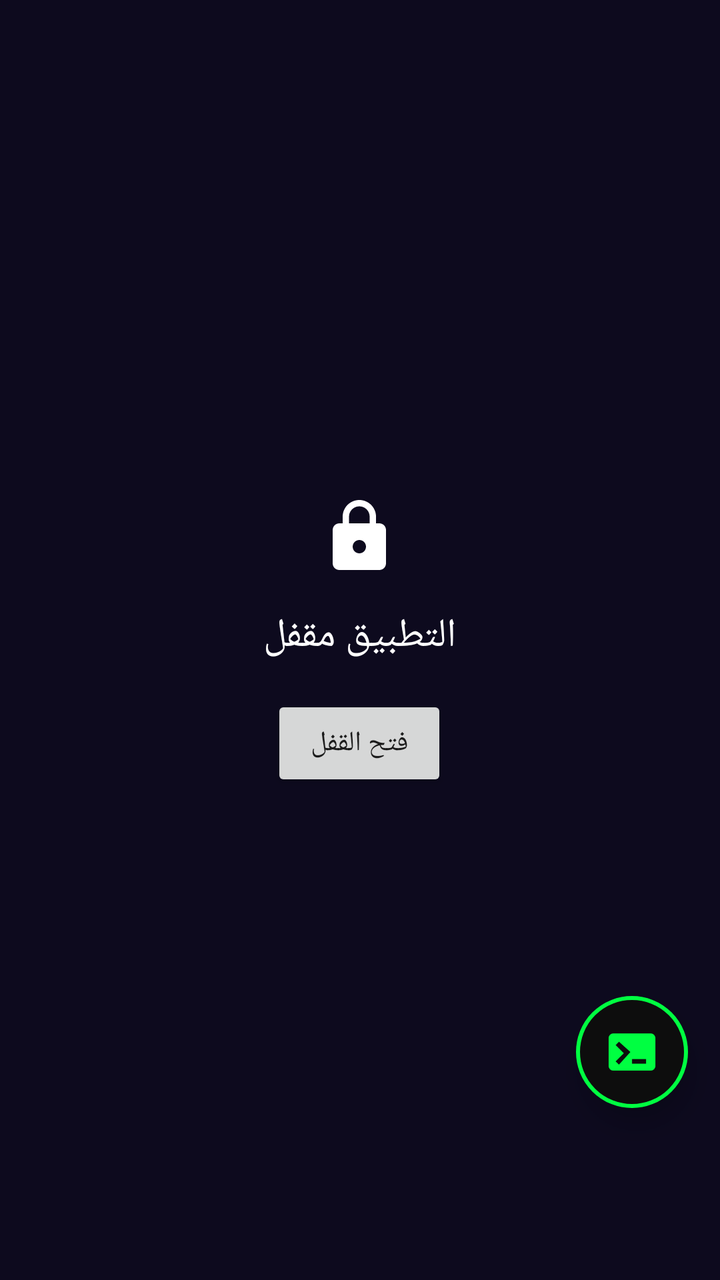
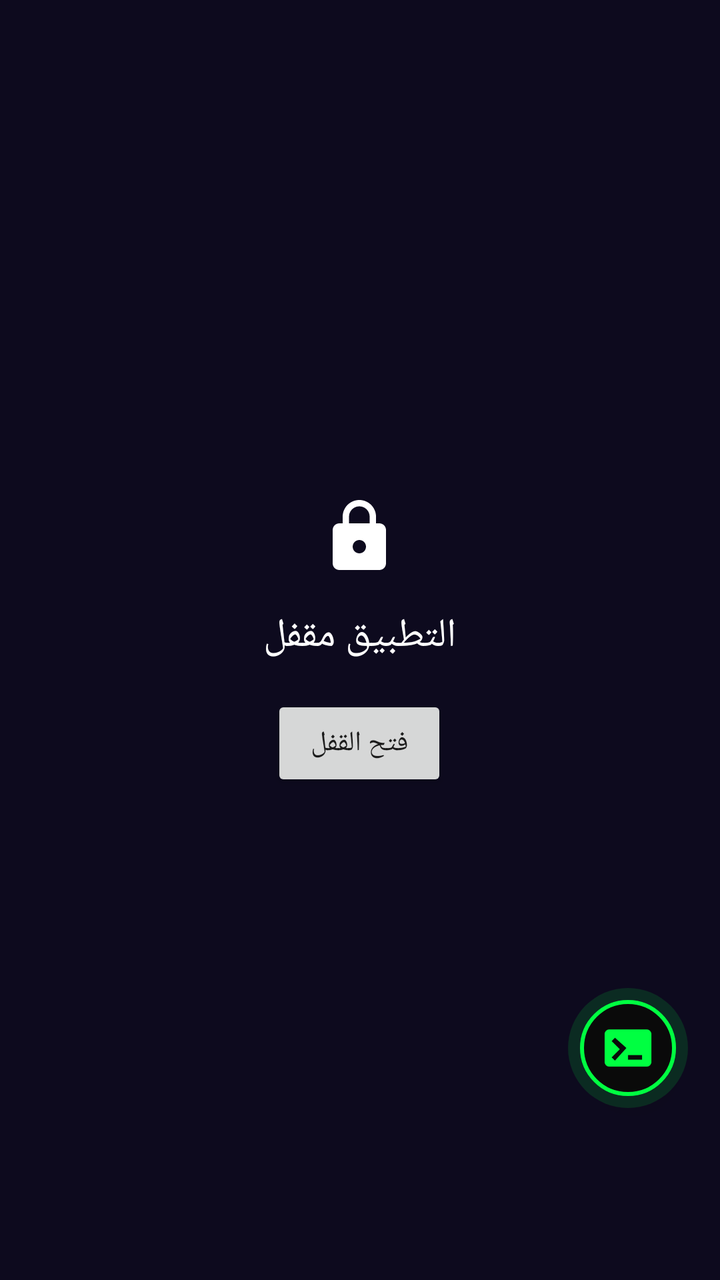

Compare the two renders of this Android layout. The source of the first and the diff that turns it into the second are given below.
<!-- AndroidManifest.xml: application theme Theme.AppCompat.Light.NoActionBar -->
<!-- res/layout/activity_main.xml -->
<?xml version="1.0" encoding="utf-8"?>
<FrameLayout xmlns:android="http://schemas.android.com/apk/res/android"
    android:layout_width="match_parent"
    android:layout_height="match_parent">

    <FrameLayout
        android:id="@+id/homeScreen"
        android:layout_width="match_parent"
        android:layout_height="match_parent"
        android:background="@drawable/bg_gradient">

        <LinearLayout
            android:layout_width="match_parent"
            android:layout_height="match_parent"
            android:orientation="vertical"
            android:paddingTop="48dp"
            android:paddingBottom="70dp">

            <LinearLayout
                android:layout_width="match_parent"
                android:layout_height="wrap_content"
                android:layout_marginHorizontal="20dp"
                android:layout_marginBottom="24dp"
                android:background="@drawable/bg_search_bar"
                android:orientation="horizontal"
                android:gravity="center_vertical"
                android:paddingHorizontal="16dp"
                android:paddingVertical="12dp">

                <TextView
                    android:layout_width="wrap_content"
                    android:layout_height="wrap_content"
                    android:text="🔍"
                    android:textSize="18sp"
                    android:layout_marginEnd="8dp" />

                <EditText
                    android:id="@+id/homeSearchBar"
                    android:layout_width="0dp"
                    android:layout_height="wrap_content"
                    android:layout_weight="1"
                    android:background="@null"
                    android:hint="ابحث أو اكتب رابط"
                    android:textColor="#FFFFFF"
                    android:textColorHint="#AAAAAA"
                    android:imeOptions="actionGo"
                    android:inputType="textUri"
                    android:singleLine="true" />
            </LinearLayout>

            <ScrollView
                android:layout_width="match_parent"
                android:layout_height="0dp"
                android:layout_weight="1">

                <GridLayout
                    android:id="@+id/gridShortcuts"
                    android:layout_width="match_parent"
                    android:layout_height="wrap_content"
                    android:columnCount="4"
                    android:padding="12dp" />
            </ScrollView>

        </LinearLayout>
    </FrameLayout>

    <FrameLayout
        android:id="@+id/browserContainer"
        android:layout_width="match_parent"
        android:layout_height="match_parent"
        android:visibility="gone">

        <LinearLayout
            android:layout_width="match_parent"
            android:layout_height="match_parent"
            android:orientation="vertical">

            <LinearLayout
                android:layout_width="match_parent"
                android:layout_height="wrap_content"
                android:orientation="horizontal"
                android:background="#1A1030"
                android:padding="8dp"
                android:gravity="center_vertical">

                <TextView
                    android:id="@+id/urlDisplay"
                    android:layout_width="0dp"
                    android:layout_height="wrap_content"
                    android:layout_weight="1"
                    android:textColor="#FFFFFF"
                    android:singleLine="true"
                    android:ellipsize="middle"
                    android:text="" />

                <ImageButton
                    android:id="@+id/menuButtonTop"
                    android:layout_width="40dp"
                    android:layout_height="40dp"
                    android:background="@null"
                    android:padding="8dp"
                    android:scaleType="fitCenter"
                    android:src="@drawable/ic_menu"
                    android:contentDescription="قائمة" />
            </LinearLayout>

            <ProgressBar
                android:id="@+id/progressBar"
                style="?android:attr/progressBarStyleHorizontal"
                android:layout_width="match_parent"
                android:layout_height="4dp"
                android:max="100"
                android:visibility="gone" />

            <androidx.swiperefreshlayout.widget.SwipeRefreshLayout
                android:id="@+id/swipeRefresh"
                android:layout_width="match_parent"
                android:layout_height="0dp"
                android:layout_weight="1">

                <FrameLayout
                    android:id="@+id/webViewContainer"
                    android:layout_width="match_parent"
                    android:layout_height="match_parent" />
            </androidx.swiperefreshlayout.widget.SwipeRefreshLayout>
        </LinearLayout>
    </FrameLayout>

    <LinearLayout
        android:id="@+id/bottomBar"
        android:layout_width="match_parent"
        android:layout_height="wrap_content"
        android:layout_gravity="bottom"
        android:orientation="horizontal"
        android:background="@drawable/bg_bottom_bar"
        android:paddingVertical="10dp"
        android:gravity="center">

        <ImageButton
            android:id="@+id/backButton"
            android:layout_width="0dp"
            android:layout_height="48dp"
            android:layout_weight="1"
            android:background="@null"
            android:padding="12dp"
            android:scaleType="fitCenter"
            android:src="@drawable/ic_back"
            android:contentDescription="رجوع" />

        <ImageButton
            android:id="@+id/homeButton"
            android:layout_width="0dp"
            android:layout_height="48dp"
            android:layout_weight="1"
            android:background="@null"
            android:padding="12dp"
            android:scaleType="fitCenter"
            android:src="@drawable/ic_home"
            android:contentDescription="الرئيسية" />

        <ImageButton
            android:id="@+id/menuButton"
            android:layout_width="0dp"
            android:layout_height="48dp"
            android:layout_weight="1"
            android:background="@null"
            android:padding="12dp"
            android:scaleType="fitCenter"
            android:src="@drawable/ic_menu"
            android:contentDescription="القائمة" />

        <ImageButton
            android:id="@+id/downloadsButton"
            android:layout_width="0dp"
            android:layout_height="48dp"
            android:layout_weight="1"
            android:background="@null"
            android:padding="12dp"
            android:scaleType="fitCenter"
            android:src="@drawable/ic_download"
            android:contentDescription="التحميلات" />

        <Button
            android:id="@+id/tabsButton"
            android:layout_width="0dp"
            android:layout_height="wrap_content"
            android:layout_weight="1"
            android:background="@null"
            android:textColor="#FFFFFF"
            android:text="1" />
    </LinearLayout>

    <ImageButton
        android:id="@+id/cyberFab"
        android:layout_width="56dp"
        android:layout_height="56dp"
        android:layout_gravity="bottom|end"
        android:layout_marginEnd="16dp"
        android:layout_marginBottom="86dp"
        android:background="@drawable/bg_fab_cyber"
        android:padding="14dp"
        android:scaleType="fitCenter"
        android:src="@drawable/ic_terminal"
        android:contentDescription="الوضع السيبراني"
        android:elevation="8dp" />

    <FrameLayout
        android:id="@+id/fullscreenContainer"
        android:layout_width="match_parent"
        android:layout_height="match_parent"
        android:background="#000000"
        android:visibility="gone" />

    <FrameLayout
        android:id="@+id/lockOverlay"
        android:layout_width="match_parent"
        android:layout_height="match_parent"
        android:background="#0D0A1E"
        android:visibility="visible">

        <LinearLayout
            android:layout_width="wrap_content"
            android:layout_height="wrap_content"
            android:layout_gravity="center"
            android:orientation="vertical"
            android:gravity="center">

            <ImageButton
                android:id="@+id/lockIcon"
                android:layout_width="48dp"
                android:layout_height="48dp"
                android:background="@null"
                android:padding="4dp"
                android:scaleType="fitCenter"
                android:src="@drawable/ic_lock"
                android:contentDescription="مقفل"
                android:layout_marginBottom="12dp"
                android:clickable="false"
                android:focusable="false" />

            <TextView
                android:layout_width="wrap_content"
                android:layout_height="wrap_content"
                android:text="التطبيق مقفل"
                android:textColor="#FFFFFF"
                android:textSize="20sp"
                android:layout_marginBottom="16dp" />

            <Button
                android:id="@+id/unlockButton"
                android:layout_width="wrap_content"
                android:layout_height="wrap_content"
                android:text="فتح القفل" />
        </LinearLayout>
    </FrameLayout>

    <FrameLayout
        android:id="@+id/cyberContainer"
        android:layout_width="match_parent"
        android:layout_height="match_parent"
        android:background="#000000"
        android:visibility="gone">

        <LinearLayout
            android:layout_width="match_parent"
            android:layout_height="match_parent"
            android:orientation="vertical">

            <LinearLayout
                android:layout_width="match_parent"
                android:layout_height="wrap_content"
                android:orientation="horizontal"
                android:padding="12dp"
                android:gravity="center_vertical">

                <TextView
                    android:layout_width="0dp"
                    android:layout_height="wrap_content"
                    android:layout_weight="1"
                    android:text="🖥️ الوضع السيبراني"
                    android:textColor="#00FF41"
                    android:textSize="18sp"
                    android:textStyle="bold" />

                <ImageButton
                    android:id="@+id/cyberCloseButton"
                    android:layout_width="36dp"
                    android:layout_height="36dp"
                    android:background="@null"
                    android:padding="6dp"
                    android:scaleType="fitCenter"
                    android:src="@drawable/ic_close"
                    android:contentDescription="إغلاق" />
            </LinearLayout>

            <FrameLayout
                android:id="@+id/cyberEditorArea"
                android:layout_width="match_parent"
                android:layout_height="0dp"
                android:layout_weight="1"
                android:padding="16dp">

                <TextView
                    android:layout_width="match_parent"
                    android:layout_height="match_parent"
                    android:text="// منطقة المحرر — قريبًا"
                    android:textColor="#33FF41"
                    android:textSize="14sp"
                    android:fontFamily="monospace" />
            </FrameLayout>

            <LinearLayout
                android:layout_width="match_parent"
                android:layout_height="wrap_content"
                android:orientation="horizontal"
                android:padding="10dp"
                android:gravity="center">

                <Button
                    android:id="@+id/cyberFilesButton"
                    android:layout_width="0dp"
                    android:layout_height="wrap_content"
                    android:layout_weight="1"
                    android:layout_margin="4dp"
                    android:background="@drawable/bg_cyber_button"
                    android:textColor="#00FF41"
                    android:textSize="11sp"
                    android:text="📁 ملفات" />

                <Button
                    android:id="@+id/cyberTerminalButton"
                    android:layout_width="0dp"
                    android:layout_height="wrap_content"
                    android:layout_weight="1"
                    android:layout_margin="4dp"
                    android:background="@drawable/bg_cyber_button"
                    android:textColor="#00FF41"
                    android:textSize="11sp"
                    android:text="⌨ ترمينال" />

                <Button
                    android:id="@+id/cyberPackagesButton"
                    android:layout_width="0dp"
                    android:layout_height="wrap_content"
                    android:layout_weight="1"
                    android:layout_margin="4dp"
                    android:background="@drawable/bg_cyber_button"
                    android:textColor="#00FF41"
                    android:textSize="11sp"
                    android:text="📦 مكتبات" />

                <Button
                    android:id="@+id/cyberSnippetsButton"
                    android:layout_width="0dp"
                    android:layout_height="wrap_content"
                    android:layout_weight="1"
                    android:layout_margin="4dp"
                    android:background="@drawable/bg_cyber_button"
                    android:textColor="#00FF41"
                    android:textSize="11sp"
                    android:text="📚 أكواد" />
            </LinearLayout>
        </LinearLayout>

        <FrameLayout
            android:id="@+id/cyberPanel"
            android:layout_width="match_parent"
            android:layout_height="match_parent"
            android:layout_marginTop="70dp"
            android:layout_marginBottom="70dp"
            android:layout_marginHorizontal="12dp"
            android:background="@drawable/bg_cyber_panel"
            android:visibility="gone">

            <LinearLayout
                android:layout_width="match_parent"
                android:layout_height="match_parent"
                android:orientation="vertical"
                android:padding="16dp">

                <TextView
                    android:id="@+id/cyberPanelTitle"
                    android:layout_width="match_parent"
                    android:layout_height="wrap_content"
                    android:text=""
                    android:textColor="#00FF41"
                    android:textSize="16sp"
                    android:textStyle="bold"
                    android:layout_marginBottom="12dp" />

                <TextView
                    android:id="@+id/cyberPanelContent"
                    android:layout_width="match_parent"
                    android:layout_height="0dp"
                    android:layout_weight="1"
                    android:text="قريبًا..."
                    android:textColor="#66FF41"
                    android:textSize="13sp" />
            </LinearLayout>
        </FrameLayout>

    </FrameLayout>

</FrameLayout>
<!-- resources referenced by this layout -->
<resources>
  <!-- drawable bg_cyber_button (drawable) -->
  <?xml version="1.0" encoding="utf-8"?>
  <shape xmlns:android="http://schemas.android.com/apk/res/android">
      <solid android:color="#1A1A1A" />
      <stroke android:width="1dp" android:color="#00FF41" />
      <corners android:radius="8dp" />
  </shape>
  <!-- drawable bg_cyber_panel (drawable) -->
  <?xml version="1.0" encoding="utf-8"?>
  <shape xmlns:android="http://schemas.android.com/apk/res/android">
      <solid android:color="#0D0D0D" />
      <stroke android:width="1dp" android:color="#00FF41" />
      <corners android:radius="12dp" />
  </shape>
  <!-- drawable bg_fab_cyber (drawable) -->
  <?xml version="1.0" encoding="utf-8"?>
  <shape xmlns:android="http://schemas.android.com/apk/res/android"
      android:shape="oval">
      <solid android:color="#0D0D0D" />
      <stroke android:width="2dp" android:color="#00FF41" />
  </shape>
  <!-- drawable ic_close (drawable) -->
  <vector xmlns:android="http://schemas.android.com/apk/res/android"
      android:width="24dp" android:height="24dp"
      android:viewportWidth="24" android:viewportHeight="24">
      <path android:fillColor="#00FF41"
          android:pathData="M19,6.41L17.59,5 12,10.59 6.41,5 5,6.41 10.59,12 5,17.59 6.41,19 12,13.41 17.59,19 19,17.59 13.41,12z"/>
  </vector>
  <!-- unchanged entries left out for length: 9 -->
</resources>

<!-- the commit's change to res/layout/activity_main.xml (unified diff, before → after) -->
@@ -192,17 +192,17 @@
 
     <ImageButton
         android:id="@+id/cyberFab"
-        android:layout_width="56dp"
-        android:layout_height="56dp"
+        android:layout_width="60dp"
+        android:layout_height="60dp"
         android:layout_gravity="bottom|end"
         android:layout_marginEnd="16dp"
         android:layout_marginBottom="86dp"
-        android:background="@drawable/bg_fab_cyber"
-        android:padding="14dp"
+        android:background="@drawable/bg_fab_glow"
+        android:padding="16dp"
         android:scaleType="fitCenter"
         android:src="@drawable/ic_terminal"
         android:contentDescription="الوضع السيبراني"
-        android:elevation="8dp" />
+        android:elevation="10dp" />
 
     <FrameLayout
         android:id="@+id/fullscreenContainer"
@@ -258,7 +258,7 @@
         android:id="@+id/cyberContainer"
         android:layout_width="match_parent"
         android:layout_height="match_parent"
-        android:background="#000000"
+        android:background="@drawable/bg_cyber_container"
         android:visibility="gone">
 
         <LinearLayout
@@ -270,95 +270,144 @@
                 android:layout_width="match_parent"
                 android:layout_height="wrap_content"
                 android:orientation="horizontal"
-                android:padding="12dp"
+                android:paddingHorizontal="16dp"
+                android:paddingTop="20dp"
+                android:paddingBottom="14dp"
                 android:gravity="center_vertical">
 
-                <TextView
-                    android:layout_width="0dp"
-                    android:layout_height="wrap_content"
-                    android:layout_weight="1"
-                    android:text="🖥️ الوضع السيبراني"
-                    android:textColor="#00FF41"
-                    android:textSize="18sp"
-                    android:textStyle="bold" />
+                <LinearLayout
+                    android:layout_width="0dp"
+                    android:layout_height="wrap_content"
+                    android:layout_weight="1"
+                    android:orientation="horizontal"
+                    android:background="@drawable/bg_cyber_header_badge"
+                    android:paddingHorizontal="14dp"
+                    android:paddingVertical="8dp"
+                    android:gravity="center_vertical">
+
+                    <ImageButton
+                        android:layout_width="20dp"
+                        android:layout_height="20dp"
+                        android:background="@null"
+                        android:padding="0dp"
+                        android:scaleType="fitCenter"
+                        android:src="@drawable/ic_terminal"
+                        android:contentDescription=""
+                        android:clickable="false"
+                        android:focusable="false"
+                        android:layout_marginEnd="8dp" />
+
+                    <TextView
+                        android:layout_width="wrap_content"
+                        android:layout_height="wrap_content"
+                        android:text="الوضع السيبراني"
+                        android:textColor="#00FF41"
+                        android:textSize="15sp"
+                        android:fontFamily="monospace"
+                        android:textStyle="bold" />
+                </LinearLayout>
 
                 <ImageButton
                     android:id="@+id/cyberCloseButton"
-                    android:layout_width="36dp"
-                    android:layout_height="36dp"
+                    android:layout_width="38dp"
+                    android:layout_height="38dp"
+                    android:layout_marginStart="10dp"
                     android:background="@null"
-                    android:padding="6dp"
+                    android:padding="4dp"
                     android:scaleType="fitCenter"
-                    android:src="@drawable/ic_close"
+                    android:src="@drawable/ic_close_circle"
                     android:contentDescription="إغلاق" />
             </LinearLayout>
 
+            <View
+                android:layout_width="match_parent"
+                android:layout_height="1dp"
+                android:background="@drawable/divider_glow" />
+
             <FrameLayout
                 android:id="@+id/cyberEditorArea"
                 android:layout_width="match_parent"
                 android:layout_height="0dp"
                 android:layout_weight="1"
-                android:padding="16dp">
+                android:padding="18dp">
 
                 <TextView
                     android:layout_width="match_parent"
                     android:layout_height="match_parent"
                     android:text="// منطقة المحرر — قريبًا"
-                    android:textColor="#33FF41"
+                    android:textColor="#3DFF7A"
                     android:textSize="14sp"
-                    android:fontFamily="monospace" />
+                    android:fontFamily="monospace"
+                    android:alpha="0.6" />
             </FrameLayout>
 
+            <View
+                android:layout_width="match_parent"
+                android:layout_height="1dp"
+                android:background="@drawable/divider_glow" />
+
             <LinearLayout
                 android:layout_width="match_parent"
                 android:layout_height="wrap_content"
                 android:orientation="horizontal"
-                android:padding="10dp"
+                android:padding="12dp"
                 android:gravity="center">
 
                 <Button
                     android:id="@+id/cyberFilesButton"
                     android:layout_width="0dp"
-                    android:layout_height="wrap_content"
-                    android:layout_weight="1"
-                    android:layout_margin="4dp"
-                    android:background="@drawable/bg_cyber_button"
+                    android:layout_height="64dp"
+                    android:layout_weight="1"
+                    android:layout_margin="5dp"
+                    android:background="@drawable/bg_cyber_button_selector"
+                    android:drawableTop="@drawable/ic_files"
+                    android:drawablePadding="4dp"
                     android:textColor="#00FF41"
-                    android:textSize="11sp"
-                    android:text="📁 ملفات" />
+                    android:textSize="10sp"
+                    android:fontFamily="monospace"
+                    android:text="ملفات" />
 
                 <Button
                     android:id="@+id/cyberTerminalButton"
                     android:layout_width="0dp"
-                    android:layout_height="wrap_content"
-                    android:layout_weight="1"
-                    android:layout_margin="4dp"
-                    android:background="@drawable/bg_cyber_button"
+                    android:layout_height="64dp"
+                    android:layout_weight="1"
+                    android:layout_margin="5dp"
+                    android:background="@drawable/bg_cyber_button_selector"
+                    android:drawableTop="@drawable/ic_terminal"
+                    android:drawablePadding="4dp"
                     android:textColor="#00FF41"
-                    android:textSize="11sp"
-                    android:text="⌨ ترمينال" />
+                    android:textSize="10sp"
+                    android:fontFamily="monospace"
+                    android:text="ترمينال" />
 
                 <Button
                     android:id="@+id/cyberPackagesButton"
                     android:layout_width="0dp"
-                    android:layout_height="wrap_content"
-                    android:layout_weight="1"
-                    android:layout_margin="4dp"
-                    android:background="@drawable/bg_cyber_button"
+                    android:layout_height="64dp"
+                    android:layout_weight="1"
+                    android:layout_margin="5dp"
+                    android:background="@drawable/bg_cyber_button_selector"
+                    android:drawableTop="@drawable/ic_package"
+                    android:drawablePadding="4dp"
                     android:textColor="#00FF41"
-                    android:textSize="11sp"
-                    android:text="📦 مكتبات" />
+                    android:textSize="10sp"
+                    android:fontFamily="monospace"
+                    android:text="مكتبات" />
 
                 <Button
                     android:id="@+id/cyberSnippetsButton"
                     android:layout_width="0dp"
-                    android:layout_height="wrap_content"
-                    android:layout_weight="1"
-                    android:layout_margin="4dp"
-                    android:background="@drawable/bg_cyber_button"
+                    android:layout_height="64dp"
+                    android:layout_weight="1"
+                    android:layout_margin="5dp"
+                    android:background="@drawable/bg_cyber_button_selector"
+                    android:drawableTop="@drawable/ic_snippet"
+                    android:drawablePadding="4dp"
                     android:textColor="#00FF41"
-                    android:textSize="11sp"
-                    android:text="📚 أكواد" />
+                    android:textSize="10sp"
+                    android:fontFamily="monospace"
+                    android:text="أكواد" />
             </LinearLayout>
         </LinearLayout>
 
@@ -366,17 +415,18 @@
             android:id="@+id/cyberPanel"
             android:layout_width="match_parent"
             android:layout_height="match_parent"
-            android:layout_marginTop="70dp"
-            android:layout_marginBottom="70dp"
-            android:layout_marginHorizontal="12dp"
-            android:background="@drawable/bg_cyber_panel"
+            android:layout_marginTop="76dp"
+            android:layout_marginBottom="92dp"
+            android:layout_marginHorizontal="14dp"
+            android:background="@drawable/bg_cyber_panel_v2"
+            android:elevation="6dp"
             android:visibility="gone">
 
             <LinearLayout
                 android:layout_width="match_parent"
                 android:layout_height="match_parent"
                 android:orientation="vertical"
-                android:padding="16dp">
+                android:padding="18dp">
 
                 <TextView
                     android:id="@+id/cyberPanelTitle"
@@ -385,8 +435,15 @@
                     android:text=""
                     android:textColor="#00FF41"
                     android:textSize="16sp"
+                    android:fontFamily="monospace"
                     android:textStyle="bold"
-                    android:layout_marginBottom="12dp" />
+                    android:layout_marginBottom="4dp" />
+
+                <View
+                    android:layout_width="match_parent"
+                    android:layout_height="1dp"
+                    android:layout_marginBottom="14dp"
+                    android:background="@drawable/divider_glow" />
 
                 <TextView
                     android:id="@+id/cyberPanelContent"
@@ -394,8 +451,9 @@
                     android:layout_height="0dp"
                     android:layout_weight="1"
                     android:text="قريبًا..."
-                    android:textColor="#66FF41"
-                    android:textSize="13sp" />
+                    android:textColor="#66FF8A"
+                    android:textSize="13sp"
+                    android:fontFamily="monospace" />
             </LinearLayout>
         </FrameLayout>
 
<!-- resource entries referenced after the edit -->
@@ -1,32 +1,99 @@
 <!-- resources referenced by this layout -->
 <resources>
-  <!-- drawable bg_cyber_button (drawable) -->
+  <!-- drawable bg_cyber_button_selector (drawable) -->
+  <?xml version="1.0" encoding="utf-8"?>
+  <selector xmlns:android="http://schemas.android.com/apk/res/android">
+      <item android:state_pressed="true">
+          <shape>
+              <solid android:color="#1A3320" />
+              <stroke android:width="1.5dp" android:color="#00FF41" />
+              <corners android:radius="10dp" />
+          </shape>
+      </item>
+      <item>
+          <shape>
+              <solid android:color="#12160D" />
+              <stroke android:width="1dp" android:color="#3300FF41" />
+              <corners android:radius="10dp" />
+          </shape>
+      </item>
+  </selector>
+  <!-- drawable bg_cyber_container (drawable) -->
   <?xml version="1.0" encoding="utf-8"?>
   <shape xmlns:android="http://schemas.android.com/apk/res/android">
-      <solid android:color="#1A1A1A" />
-      <stroke android:width="1dp" android:color="#00FF41" />
-      <corners android:radius="8dp" />
+      <gradient
+          android:type="radial"
+          android:gradientRadius="500dp"
+          android:centerX="0.5"
+          android:centerY="0.15"
+          android:startColor="#0D1F14"
+          android:centerColor="#050805"
+          android:endColor="#000000" />
   </shape>
-  <!-- drawable bg_cyber_panel (drawable) -->
+  <!-- drawable bg_cyber_header_badge (drawable) -->
   <?xml version="1.0" encoding="utf-8"?>
   <shape xmlns:android="http://schemas.android.com/apk/res/android">
-      <solid android:color="#0D0D0D" />
-      <stroke android:width="1dp" android:color="#00FF41" />
-      <corners android:radius="12dp" />
+      <solid android:color="#1400FF41" />
+      <corners android:radius="20dp" />
   </shape>
-  <!-- drawable bg_fab_cyber (drawable) -->
+  <!-- drawable bg_cyber_panel_v2 (drawable) -->
   <?xml version="1.0" encoding="utf-8"?>
-  <shape xmlns:android="http://schemas.android.com/apk/res/android"
-      android:shape="oval">
-      <solid android:color="#0D0D0D" />
-      <stroke android:width="2dp" android:color="#00FF41" />
+  <shape xmlns:android="http://schemas.android.com/apk/res/android">
+      <solid android:color="#0A0F0A" />
+      <stroke android:width="1.5dp" android:color="#66FF41" />
+      <corners android:radius="16dp" />
   </shape>
-  <!-- drawable ic_close (drawable) -->
+  <!-- drawable bg_fab_glow (drawable) -->
+  <?xml version="1.0" encoding="utf-8"?>
+  <layer-list xmlns:android="http://schemas.android.com/apk/res/android">
+      <item>
+          <shape android:shape="oval">
+              <solid android:color="#2200FF41" />
+          </shape>
+      </item>
+      <item android:top="6dp" android:bottom="6dp" android:left="6dp" android:right="6dp">
+          <shape android:shape="oval">
+              <solid android:color="#0A0A0A" />
+              <stroke android:width="2dp" android:color="#00FF41" />
+          </shape>
+      </item>
+  </layer-list>
+  <!-- drawable divider_glow (drawable) -->
+  <?xml version="1.0" encoding="utf-8"?>
+  <shape xmlns:android="http://schemas.android.com/apk/res/android">
+      <gradient
+          android:angle="0"
+          android:startColor="#0000FF41"
+          android:centerColor="#8800FF41"
+          android:endColor="#0000FF41" />
+  </shape>
+  <!-- drawable ic_close_circle (drawable) -->
   <vector xmlns:android="http://schemas.android.com/apk/res/android"
       android:width="24dp" android:height="24dp"
       android:viewportWidth="24" android:viewportHeight="24">
       <path android:fillColor="#00FF41"
-          android:pathData="M19,6.41L17.59,5 12,10.59 6.41,5 5,6.41 10.59,12 5,17.59 6.41,19 12,13.41 17.59,19 19,17.59 13.41,12z"/>
+          android:pathData="M12,2C6.48,2 2,6.48 2,12s4.48,10 10,10 10,-4.48 10,-10S17.52,2 12,2zM17,15.59L15.59,17 12,13.41 8.41,17 7,15.59 10.59,12 7,8.41 8.41,7 12,10.59 15.59,7 17,8.41 13.41,12z"/>
+  </vector>
+  <!-- drawable ic_files (drawable) -->
+  <vector xmlns:android="http://schemas.android.com/apk/res/android"
+      android:width="24dp" android:height="24dp"
+      android:viewportWidth="24" android:viewportHeight="24">
+      <path android:fillColor="#00FF41"
+          android:pathData="M10,4L4,4c-1.1,0 -1.99,0.9 -1.99,2L2,18c0,1.1 0.9,2 2,2h16c1.1,0 2,-0.9 2,-2L22,8c0,-1.1 -0.9,-2 -2,-2h-8l-2,-2z"/>
+  </vector>
+  <!-- drawable ic_package (drawable) -->
+  <vector xmlns:android="http://schemas.android.com/apk/res/android"
+      android:width="24dp" android:height="24dp"
+      android:viewportWidth="24" android:viewportHeight="24">
+      <path android:fillColor="#00FF41"
+          android:pathData="M12,2L2,7v10l10,5 10,-5L22,7zM12,4.15L18.5,7.5 12,10.85 5.5,7.5zM4,8.7l7,3.5v7.86l-7,-3.5zM13,20.06v-7.86l7,-3.5v7.86z"/>
+  </vector>
+  <!-- drawable ic_snippet (drawable) -->
+  <vector xmlns:android="http://schemas.android.com/apk/res/android"
+      android:width="24dp" android:height="24dp"
+      android:viewportWidth="24" android:viewportHeight="24">
+      <path android:fillColor="#00FF41"
+          android:pathData="M14,2L6,2c-1.1,0 -1.99,0.9 -1.99,2L4,20c0,1.1 0.89,2 1.99,2L18,22c1.1,0 2,-0.9 2,-2L20,8zM13,9L13,3.5L18.5,9zM8,15h8v2L8,17zM8,11h8v2L8,13z"/>
   </vector>
   <!-- unchanged entries left out for length: 9 -->
 </resources>
